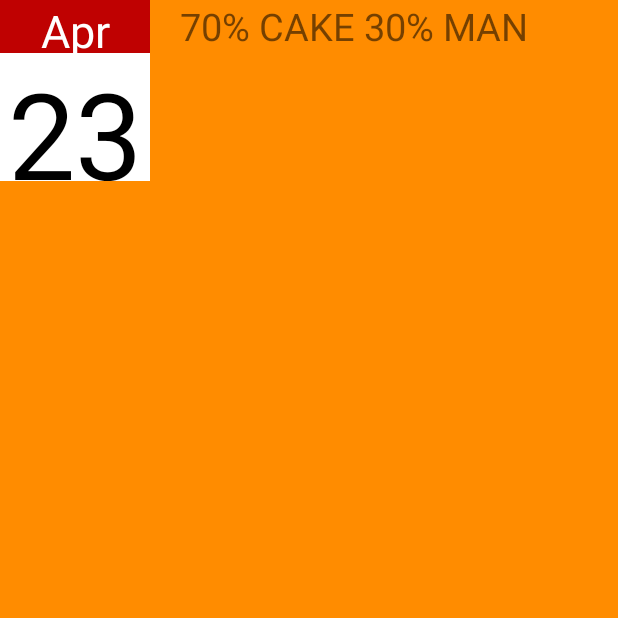
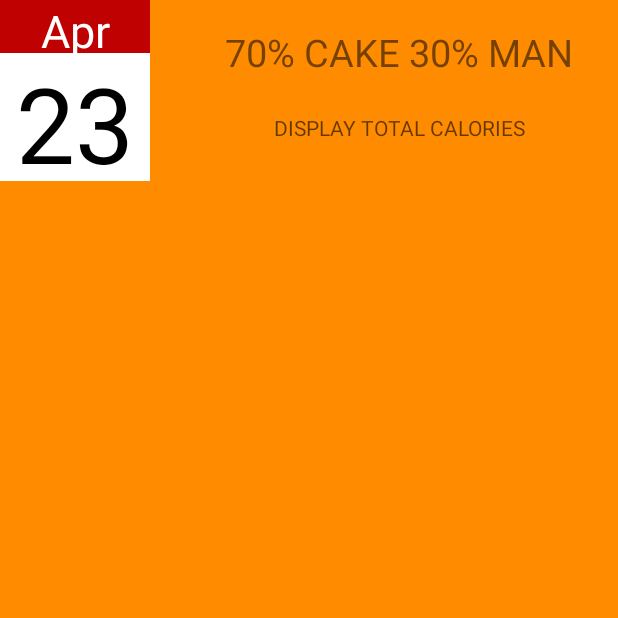
Before and after one commit to IanTennyson/Project2-FoodManagerApp, an Android app: the FoodTrackerActivity screen opened directly, with no data from a screen before it, on a phone screen of 412 x 824 dp, the top half of it. Run offline under Robolectric (Android 15) with nearby library versions, the phone set to English and light mode, and no system bars.

Commit message:
added calories into the food class about to start my detailed food page everything is currently working

```diff
--- a/app/src/main/java/example/codeclan/com/myfoodtracker/DatePickerDialog.java
+++ b/app/src/main/java/example/codeclan/com/myfoodtracker/DatePickerDialog.java
@@ -7,6 +7,7 @@ import android.support.v4.app.DialogFragment;
 import android.support.v4.app.FragmentActivity;
 
 import java.util.Calendar;
+
 
 /**
  * Created by user on 22/04/2017.
@@ -27,6 +28,7 @@ public class DatePickerDialog extends DialogFragment {
         android.app.DatePickerDialog dialog;
         dialog = new android.app.DatePickerDialog(getActivity(), dateSettings, year, month, day);
 
+
         return dialog;
     }
 }
--- a/app/src/main/java/example/codeclan/com/myfoodtracker/FoodTrackerAdapter.java
+++ b/app/src/main/java/example/codeclan/com/myfoodtracker/FoodTrackerAdapter.java
@@ -6,6 +6,7 @@ import android.view.LayoutInflater;
 import android.view.View;
 import android.view.ViewGroup;
 import android.widget.ArrayAdapter;
+import android.widget.EditText;
 import android.widget.TextView;
 
 import java.util.ArrayList;
@@ -39,6 +40,9 @@ public class FoodTrackerAdapter extends ArrayAdapter<Food> {
         TextView title = (TextView) listItemView.findViewById(R.id.journal);
         title.setText(currentFood.getJournal());
 
+//        TextView calories = (TextView) listItemView.findViewById(R.id.calories);
+//        calories.setText(currentFood.getCalories());
+
         listItemView.setTag(currentFood);
 
         return listItemView;
--- a/app/src/main/java/example/codeclan/com/myfoodtracker/NavigationActivity.java
+++ b/app/src/main/java/example/codeclan/com/myfoodtracker/NavigationActivity.java
@@ -36,7 +36,6 @@ public class NavigationActivity extends AppCompatActivity {
 
     public void onDayPlannerButtonClicked(View view){
         Log.d(getClass().toString(), "onDayPlannerButtonClicked");
-
         Intent intent = new Intent(this, FoodTrackerActivity.class);
         startActivity(intent);
     }
--- a/app/src/main/res/layout/activity_launcher.xml
+++ b/app/src/main/res/layout/activity_launcher.xml
@@ -18,6 +18,7 @@
         android:id="@+id/user_name"
 
         android:hint="USERNAME"
+        android:gravity="center"
         android:inputType="textCapCharacters"
         android:textColorHint="#ffffff"
         android:layout_width="wrap_content"
--- a/app/src/main/res/layout/food_items.xml
+++ b/app/src/main/res/layout/food_items.xml
@@ -31,7 +31,7 @@
 
             android:layout_width="100dp"
             android:layout_height="85dp"
-            android:textSize="80dp"
+            android:textSize="70dp"
             android:textAlignment="center"
             android:layout_marginRight="20dp"
             android:textColor="#000000"
@@ -52,6 +52,7 @@
         <TextView
             android:id="@+id/journal"
 
+            android:gravity="center"
             android:hint="CLICK HERE TO ADD A JOURNAL ENTRY"
             android:textSize="25dp"
             android:layout_width="fill_parent"
@@ -59,13 +60,12 @@
             />
 
         <TextView
-            android:id="@+id/calories"
+            android:id="@+id/total_calories"
+            android:hint="DISPLAY TOTAL CALORIES"
+            android:gravity="center"
             android:layout_width="fill_parent"
             android:layout_height="30dp"
             />
-
-
-
 
     </LinearLayout>
 
```
Also changed, not shown: app/src/main/java/example/codeclan/com/myfoodtracker/EatActivity.java (+10 -7 lines), app/src/main/java/example/codeclan/com/myfoodtracker/Food.java (+7 -4 lines), app/src/main/res/layout/activity_eat.xml (+6 -1 lines), 1 other file.
